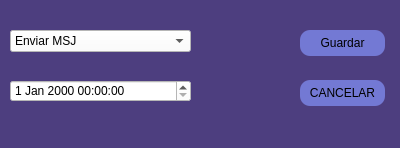
Qt form interfaz/Tareas_2ventana.ui (Supranet-ar/tvip) before a commit.
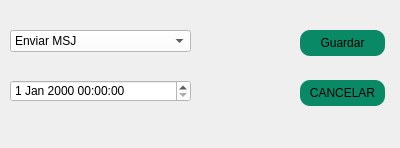
The same form after that commit. Icons and pictures are not drawn.

Commit message: tarea: interfaz modificadas

```diff
--- a/interfaz/Tareas_2ventana.ui
+++ b/interfaz/Tareas_2ventana.ui
@@ -14,8 +14,10 @@
    <string>Form</string>
   </property>
   <property name="styleSheet">
-   <string notr="true">background-color: rgb(216, 216, 203);
-background-color: rgb(77, 62, 127);</string>
+   <string notr="true">QWidget#centralwidget{
+background-image: url(c:/tvip/assets/Fondo-Login.png);
+ background-repeat: no-repeat;
+}</string>
   </property>
   <widget class="QPushButton" name="botonGuardar">
    <property name="geometry">
@@ -27,8 +29,9 @@
     </rect>
    </property>
    <property name="styleSheet">
-    <string notr="true">background-color: rgb(115, 121, 212);
-border-radius:10px;</string>
+    <string notr="true">background-color: rgb(10, 137, 103);
+border-radius:10px;
+font: 75 11pt &quot;Bahnschrift Condensed&quot;;</string>
    </property>
    <property name="text">
     <string>Guardar</string>
@@ -44,8 +47,9 @@
     </rect>
    </property>
    <property name="styleSheet">
-    <string notr="true">background-color: rgb(115, 121, 212);
-border-radius:10px;</string>
+    <string notr="true">background-color: rgb(10, 137, 103);
+border-radius:10px;
+font: 75 11pt &quot;Bahnschrift Condensed&quot;;</string>
    </property>
    <property name="text">
     <string>CANCELAR</string>
```
The commit also changes 3 other files.
